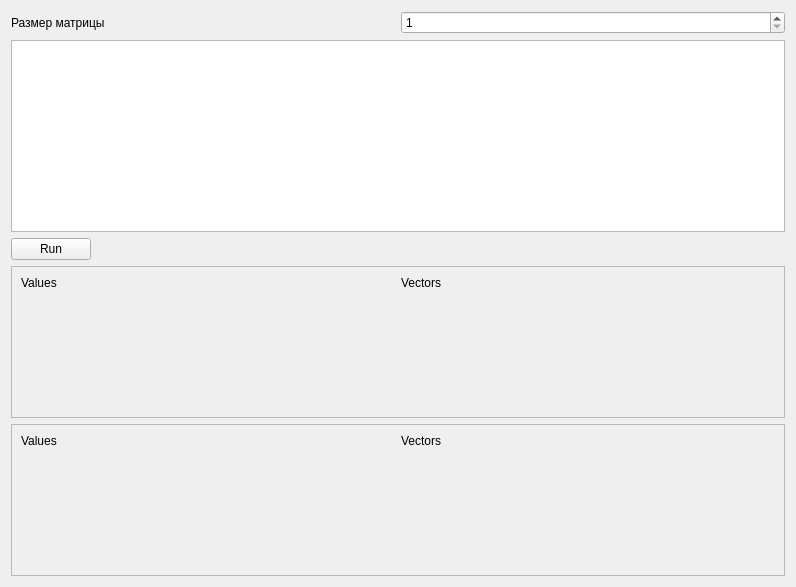
FelixDes/Eigenvectors, file ui.ui: the form before one commit.
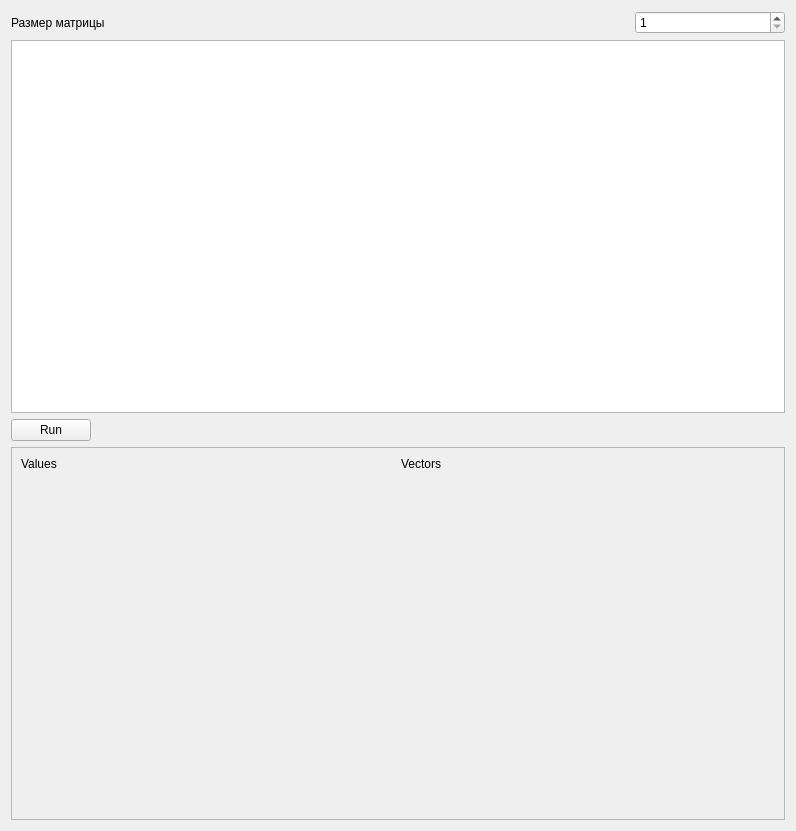
The form after the commit.

What changed in the file:
```diff
--- a/ui.ui
+++ b/ui.ui
@@ -10,7 +10,7 @@
     <x>0</x>
     <y>0</y>
     <width>796</width>
-    <height>587</height>
+    <height>831</height>
    </rect>
   </property>
   <property name="windowTitle">
@@ -30,6 +30,15 @@
        </item>
        <item>
         <widget class="QSpinBox" name="sizeSpin">
+         <property name="enabled">
+          <bool>true</bool>
+         </property>
+         <property name="maximumSize">
+          <size>
+           <width>150</width>
+           <height>16777215</height>
+          </size>
+         </property>
          <property name="minimum">
           <number>1</number>
          </property>
@@ -81,7 +90,7 @@
             <x>0</x>
             <y>0</y>
             <width>776</width>
-            <height>236</height>
+            <height>358</height>
            </rect>
           </property>
           <layout class="QHBoxLayout" name="horizontalLayout_4">
@@ -90,106 +99,23 @@
              <item>
               <layout class="QHBoxLayout" name="horizontalLayout_5">
                <item>
-                <layout class="QVBoxLayout" name="_2">
-                 <item>
-                  <widget class="QLabel" name="label_2">
-                   <property name="text">
-                    <string>Values</string>
-                   </property>
-                  </widget>
-                 </item>
-                 <item>
-                  <layout class="QVBoxLayout" name="outputValuesLayout"/>
-                 </item>
-                </layout>
+                <widget class="QLabel" name="label_6">
+                 <property name="text">
+                  <string>Values</string>
+                 </property>
+                </widget>
                </item>
                <item>
-                <layout class="QVBoxLayout" name="_3">
-                 <item>
-                  <widget class="QLabel" name="label_3">
-                   <property name="text">
-                    <string>Vectors</string>
-                   </property>
-                  </widget>
-                 </item>
-                 <item>
-                  <layout class="QVBoxLayout" name="outputVectorsLayout"/>
-                 </item>
-                </layout>
+                <widget class="QLabel" name="label_7">
+                 <property name="text">
+                  <string>Vectors</string>
+                 </property>
+                </widget>
                </item>
               </layout>
              </item>
              <item>
-              <spacer name="verticalSpacer">
-               <property name="orientation">
-                <enum>Qt::Vertical</enum>
-               </property>
-               <property name="sizeHint" stdset="0">
-                <size>
-                 <width>20</width>
-                 <height>40</height>
-                </size>
-               </property>
-              </spacer>
-             </item>
-            </layout>
-           </item>
-          </layout>
-         </widget>
-        </widget>
-       </item>
-      </layout>
-     </item>
-     <item>
-      <layout class="QVBoxLayout" name="verticalLayout_2">
-       <item>
-        <widget class="QScrollArea" name="scrollArea">
-         <property name="widgetResizable">
-          <bool>true</bool>
-         </property>
-         <widget class="QWidget" name="scrollAreaWidgetContents">
-          <property name="geometry">
-           <rect>
-            <x>0</x>
-            <y>0</y>
-            <width>776</width>
-            <height>236</height>
-           </rect>
-          </property>
-          <layout class="QHBoxLayout" name="horizontalLayout_4">
-           <item>
-            <layout class="QVBoxLayout" name="verticalLayout_4">
-             <item>
-              <layout class="QHBoxLayout" name="horizontalLayout_5">
-               <item>
-                <layout class="QVBoxLayout" name="_2">
-                 <item>
-                  <widget class="QLabel" name="label_2">
-                   <property name="text">
-                    <string>Values</string>
-                   </property>
-                  </widget>
-                 </item>
-                 <item>
-                  <layout class="QVBoxLayout" name="outputValuesLayout"/>
-                 </item>
-                </layout>
-               </item>
-               <item>
-                <layout class="QVBoxLayout" name="_3">
-                 <item>
-                  <widget class="QLabel" name="label_3">
-                   <property name="text">
-                    <string>Vectors</string>
-                   </property>
-                  </widget>
-                 </item>
-                 <item>
-                  <layout class="QVBoxLayout" name="outputVectorsLayout"/>
-                 </item>
-                </layout>
-               </item>
-              </layout>
+              <layout class="QVBoxLayout" name="resultLayout"/>
              </item>
              <item>
               <spacer name="verticalSpacer">
```
Left out of the diff: 2 changed lines with no effect on the pictures.
